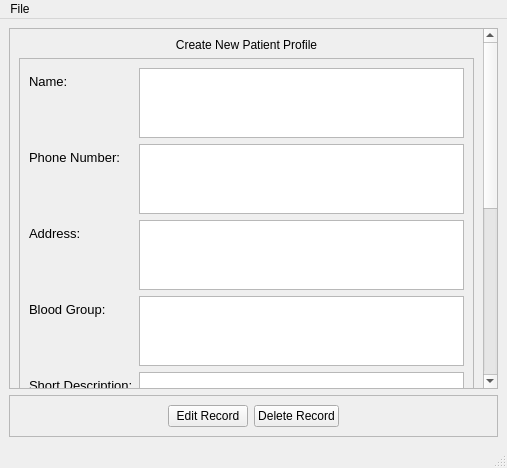
Before: the Qt Designer form resources/assets/ui/patient_info.ui in isaadsohael/FellowHomeo, drawn with Qt 5.
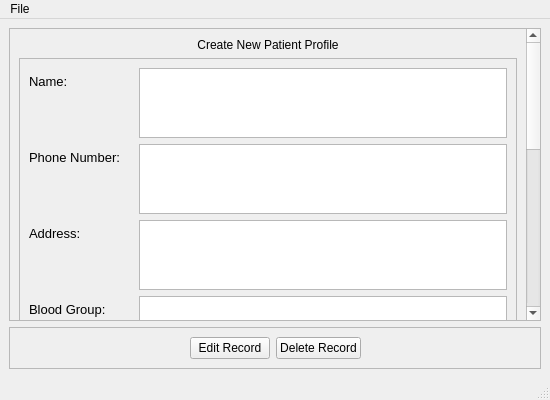
After: the same form once the commit is applied.

Diff of the .ui file:
```diff
--- a/resources/assets/ui/patient_info.ui
+++ b/resources/assets/ui/patient_info.ui
@@ -6,8 +6,8 @@
    <rect>
     <x>0</x>
     <y>0</y>
-    <width>507</width>
-    <height>468</height>
+    <width>550</width>
+    <height>400</height>
    </rect>
   </property>
   <property name="windowTitle">
@@ -25,7 +25,7 @@
         <rect>
          <x>0</x>
          <y>0</y>
-         <width>474</width>
+         <width>517</width>
          <height>636</height>
         </rect>
        </property>
@@ -310,7 +310,7 @@
     <rect>
      <x>0</x>
      <y>0</y>
-     <width>507</width>
+     <width>550</width>
      <height>22</height>
     </rect>
    </property>
```
